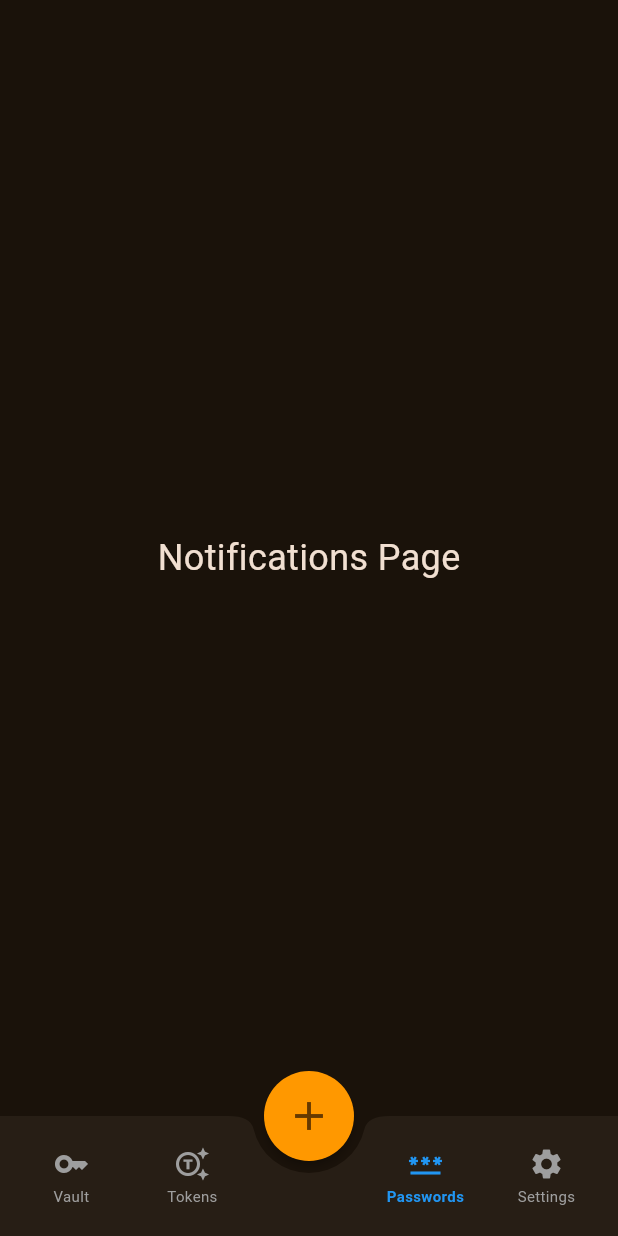
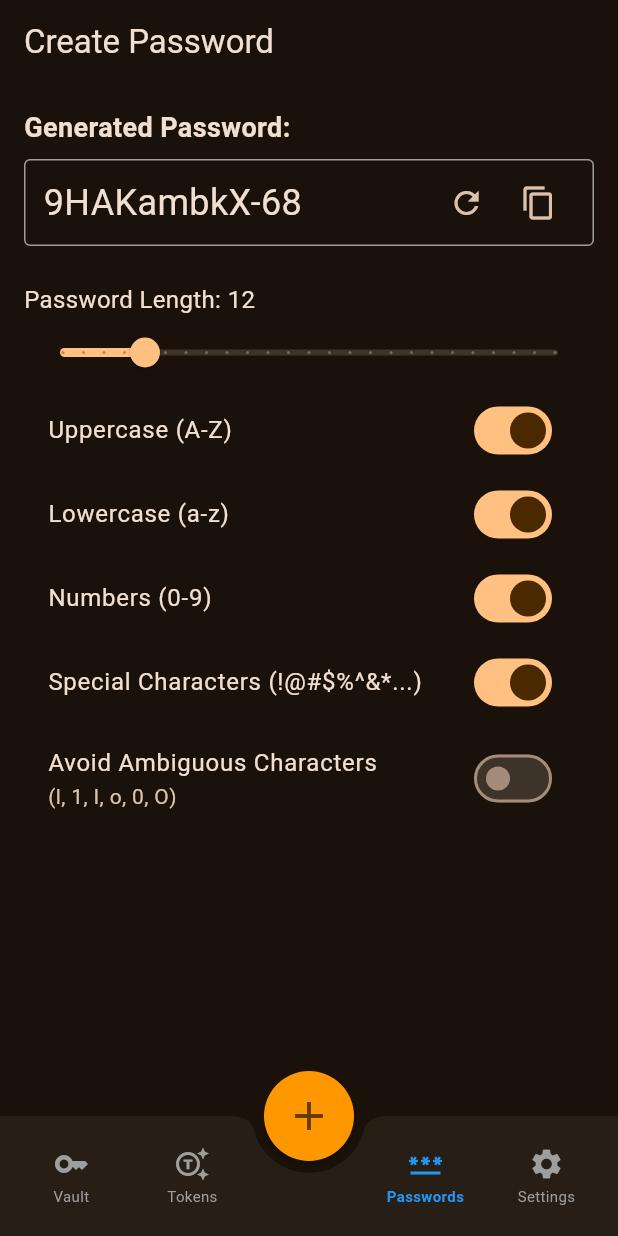
Before and after one commit to NorthernCaptain/passwordy, a Flutter app: the HomeScreen screen opened directly, item 3 of the bottom bar chosen, on a phone screen of 412 x 824 dp. Run offline on Flutter 3.47's test engine with Material 3 defaults, Android fonts, the phone set to English and light mode, and no system bars; our stand-ins replace drift, email_validator, flutter_colorpicker, flutter_secure_storage, local_auth, logger and 2 more; missing offline and left inert: base32, dart:ffi, local_auth_android, qr_code_scanner, sqlcipher_flutter_libs, sqlite3; accounts and stored records are empty; generated files the repository leaves out were written again.

Commit message:
added password generator screen

```diff
--- /dev/null
+++ b/lib/screens/create_password.dart
@@ -0,0 +1,275 @@
+import 'package:flutter/material.dart';
+import 'package:flutter/services.dart';
+import 'package:passwordy/screens/add_secret_screen.dart';
+import 'package:passwordy/service/db/database.dart';
+import 'package:passwordy/service/db/db_vault.dart';
+import 'package:passwordy/service/preferences.dart';
+import 'dart:math';
+
+import 'package:passwordy/widgets/add_options_state.dart';
+import 'package:passwordy/widgets/new_item_chooser.dart';
+
+class CreatePasswordScreen extends AddOptionsWidget {
+  final bool useSaveButton;
+  CreatePasswordScreen({super.key, this.useSaveButton = false});
+
+  @override
+  _CreatePasswordScreenState createState() => _CreatePasswordScreenState();
+}
+
+class _CreatePasswordScreenState extends State<CreatePasswordScreen>
+    with KeyedAddOptionsState<CreatePasswordScreen> {
+  final prefs = Preferences.instance.prefs;
+  String generatedPassword = '';
+  int passwordLength = 12;
+  bool useUppercase = true;
+  bool useLowercase = true;
+  bool useDigits = true;
+  bool useSpecialChars = true;
+  bool omitAmbiguous = false;
+
+  final String uppercaseChars = 'ABCDEFGHIJKLMNOPQRSTUVWXYZ';
+  final String lowercaseChars = 'abcdefghijklmnopqrstuvwxyz';
+  final String digitChars = '0123456789';
+  final String specialChars = '!@#\$%^&*()_+-=[]{};:,.<>?';
+  final String ambiguousChars = 'l1Io0O';
+
+  @override
+  void initState() {
+    super.initState();
+    passwordLength = prefs.getInt('passwordLength') ?? passwordLength;
+    useUppercase = prefs.getBool('useUppercase') ?? useUppercase;
+    useLowercase = prefs.getBool('useLowercase') ?? useLowercase;
+    useDigits = prefs.getBool('useDigits') ?? useDigits;
+    useSpecialChars = prefs.getBool('useSpecialChars') ?? useSpecialChars;
+    omitAmbiguous = prefs.getBool('omitAmbiguous') ?? omitAmbiguous;
+
+    generatePassword();
+  }
+
+  Future<void> savePrefs() async {
+    await prefs.setInt('passwordLength', passwordLength);
+    await prefs.setBool('useUppercase', useUppercase);
+    await prefs.setBool('useLowercase', useLowercase);
+    await prefs.setBool('useDigits', useDigits);
+    await prefs.setBool('useSpecialChars', useSpecialChars);
+    await prefs.setBool('omitAmbiguous', omitAmbiguous);
+  }
+
+  void generatePassword() {
+    String chars = '';
+    String letters = '';
+    String digits = '';
+    String specialChars = '';
+    if (useUppercase) letters += uppercaseChars;
+    if (useLowercase) letters += lowercaseChars;
+    if (useDigits) digits += digitChars;
+    if (useSpecialChars) specialChars += this.specialChars;
+    if (omitAmbiguous) {
+      letters = letters.replaceAll(RegExp('[$ambiguousChars]'), '');
+      digits = digits.replaceAll(RegExp('[$ambiguousChars]'), '');
+    }
+
+    if (letters + digits + specialChars == '') {
+      setState(() {
+        generatedPassword = 'Select at least one character type';
+      });
+      return;
+    }
+
+    final random = Random.secure();
+    final parts = <String>[];
+    int leftChars = passwordLength;
+    if (specialChars.isNotEmpty) {
+      final specialCharsCount = random.nextInt(passwordLength ~/ 8)  + 1;
+      parts.addAll(List.generate(
+          specialCharsCount, (_) => specialChars[random.nextInt(
+          specialChars.length)]));
+      leftChars -= specialCharsCount;
+    }
+    if (digits.isNotEmpty) {
+      final digitsCount = random.nextInt(passwordLength ~/ 4) + 1;
+      parts.addAll(List.generate(
+          digitsCount, (_) => digits[random.nextInt(digits.length)]));
+      leftChars -= digitsCount;
+    }
+
+    if (letters.isNotEmpty) {
+      final lettersCount = leftChars;
+      parts.addAll(List.generate(
+          lettersCount, (_) => letters[random.nextInt(letters.length)]));
+      leftChars -= lettersCount;
+    }
+    chars = letters + digits + specialChars;
+
+    if (leftChars > 0) {
+      parts.addAll(
+          List.generate(leftChars, (_) => chars[random.nextInt(chars.length)]));
+    }
+    final passwordChars = List.generate(passwordLength, (_) {
+      final idx = random.nextInt(parts.length);
+      final char = parts[idx];
+      parts.removeAt(idx);
+      return char;
+    });
+    setState(() {
+      generatedPassword = passwordChars.join();
+    });
+  }
+
+  void copyToClipboard() {
+    Clipboard.setData(ClipboardData(text: generatedPassword)).then((_) {
+      ScaffoldMessenger.of(context).showSnackBar(
+        const SnackBar(content: Text('Password copied to clipboard')),
+      );
+    });
+  }
+
+  @override
+  Widget build(BuildContext context) {
+    return Scaffold(
+      appBar: AppBar(
+        title: const Text('Create Password'),
+        actions: widget.useSaveButton ? [
+          IconButton(
+            icon: const Icon(Icons.save),
+            onPressed: () => Navigator.pop(context, {'password': generatedPassword}),
+          ),
+        ] : [],
+      ),
+      body: SingleChildScrollView(
+        padding: const EdgeInsets.all(16.0),
+        child: Column(
+          crossAxisAlignment: CrossAxisAlignment.start,
+          children: [
+            const Text(
+              'Generated Password:',
+              style: TextStyle(fontSize: 18, fontWeight: FontWeight.bold),
+            ),
+            const SizedBox(height: 8),
+            Container(
+              padding: const EdgeInsets.symmetric(horizontal: 12, vertical: 4),
+              decoration: BoxDecoration(
+                border: Border.all(color: Colors.grey),
+                borderRadius: BorderRadius.circular(4),
+              ),
+              child: Row(
+                children: [
+                  Expanded(
+                    child: Text(
+                      generatedPassword,
+                      style: const TextStyle(fontSize: 24),
+                    ),
+                  ),
+                  IconButton(
+                    icon: const Icon(Icons.refresh),
+                    onPressed: generatePassword,
+                    tooltip: 'Regenerate Password',
+                  ),
+                  IconButton(
+                    icon: const Icon(Icons.copy),
+                    onPressed: copyToClipboard,
+                    tooltip: 'Copy to Clipboard',
+                  ),
+                ],
+              ),
+            ),
+            const SizedBox(height: 24),
+            Text(
+              'Password Length: $passwordLength',
+              style: const TextStyle(fontSize: 16),
+            ),
+            Slider(
+              value: passwordLength.toDouble(),
+              min: 8,
+              max: 32,
+              divisions: 24,
+              onChanged: (value) {
+                setState(() {
+                  passwordLength = value.round();
+                  savePrefs();
+                });
+                generatePassword();
+              },
+            ),
+            SwitchListTile(
+              title: const Text('Uppercase (A-Z)'),
+              value: useUppercase,
+              onChanged: (value) {
+                setState(() {
+                  useUppercase = value;
+                  savePrefs();
+                });
+                generatePassword();
+              },
+            ),
+            SwitchListTile(
+              title: const Text('Lowercase (a-z)'),
+              value: useLowercase,
+              onChanged: (value) {
+                setState(() {
+                  useLowercase = value;
+                  savePrefs();
+                });
+                generatePassword();
+              },
+            ),
+            SwitchListTile(
+              title: const Text('Numbers (0-9)'),
+              value: useDigits,
+              onChanged: (value) {
+                setState(() {
+                  useDigits = value;
+                  savePrefs();
+                });
+                generatePassword();
+              },
+            ),
+            SwitchListTile(
+              title: const Text('Special Characters (!@#\$%^&*...)'),
+              value: useSpecialChars,
+              onChanged: (value) {
+                setState(() {
+                  useSpecialChars = value;
+                  savePrefs();
+                });
+                generatePassword();
+              },
+            ),
+            SwitchListTile(
+              title: const Text('Avoid Ambiguous Characters'),
+              subtitle: const Text('(l, 1, I, o, 0, O)'),
+              value: omitAmbiguous,
+              onChanged: (value) {
+                setState(() {
+                  omitAmbiguous = value;
+                  savePrefs();
+                });
+                generatePassword();
+              },
+            ),
+          ],
+        ),
+      ),
+    );
+  }
+
+  @override
+  void showAddOptions(BuildContext context) {
+    showModalBottomSheet(
+      context: context,
+      shape: const RoundedRectangleBorder(
+        borderRadius: BorderRadius.vertical(top: Radius.circular(20)),
+      ),
+      builder: (BuildContext context) {
+        return NewItemChooser(
+          vault: Vault.vault,
+          onItemSelected: (Template item) {
+            // Handle the selected item
+            Navigator.push(context, MaterialPageRoute(builder: (_) => AddSecretScreen(template: item)));
+          },
+        );
+      },
+    );
+  }
+}
--- a/lib/screens/home_screen.dart
+++ b/lib/screens/home_screen.dart
@@ -1,4 +1,5 @@
 import 'package:flutter/material.dart';
+import 'package:passwordy/screens/create_password.dart';
 import 'package:passwordy/screens/vault_list_screen.dart';
 import 'package:passwordy/service/db/db_vault.dart';
 import 'package:passwordy/service/utils.dart';
@@ -19,7 +20,7 @@ class _HomeScreenState extends State<HomeScreen> {
   final List<Widget> _pages = [
     VaultListScreen(),
     AuthenticatorScreen(vault: Vault.vault,),
-    const NotificationsPage(),
+    CreatePasswordScreen(),
     const ProfilePage(),
   ];
 
--- a/lib/screens/select_icon.dart
+++ b/lib/screens/select_icon.dart
@@ -10,10 +10,10 @@ class SelectIconScreen extends StatefulWidget {
   final String? initialColor;
 
   const SelectIconScreen({
-    Key? key,
+    super.key,
     this.initialIconName,
     this.initialColor
-  }) : super(key: key);
+  });
 
   @override
   _SelectIconScreenState createState() => _SelectIconScreenState();
--- a/lib/screens/splash_screen.dart
+++ b/lib/screens/splash_screen.dart
@@ -1,5 +1,6 @@
 import 'package:flutter/material.dart';
 import 'package:passwordy/screens/login_screen.dart';
+import 'package:passwordy/service/preferences.dart';
 import 'master_password.dart';
 import '../service/auth_service.dart';
 
@@ -15,7 +16,9 @@ class _SplashScreenState extends State<SplashScreen> {
   @override
   void initState() {
     super.initState();
-    _checkAuth();
+    Preferences.instance.init().then((_) {
+      _checkAuth();
+    });
   }
 
   void _checkAuth() async {
--- a/lib/screens/totp_list_screen.dart
+++ b/lib/screens/totp_list_screen.dart
@@ -5,7 +5,6 @@ import 'package:passwordy/service/db/datavalues_dao.dart';
 import 'package:passwordy/service/db/db_vault.dart';
 import 'dart:async';
 import 'package:passwordy/service/totp.dart';
-import 'package:passwordy/screens/qr_code_reader.dart';
 import 'package:passwordy/service/utils.dart';
 import 'package:passwordy/widgets/add_options_state.dart';
 import 'package:passwordy/widgets/empty_state.dart';
--- /dev/null
+++ b/lib/service/preferences.dart
@@ -0,0 +1,12 @@
+
+import 'package:shared_preferences/shared_preferences.dart';
+
+class Preferences {
+  static final Preferences instance = Preferences();
+
+  late SharedPreferences prefs;
+
+  Future<void> init() async {
+    prefs = await SharedPreferences.getInstance();
+  }
+}
--- a/lib/widgets/display/display_otp.dart
+++ b/lib/widgets/display/display_otp.dart
@@ -1,4 +1,3 @@
-import 'package:flutter/cupertino.dart';
 import 'package:flutter/material.dart';
 import 'package:flutter/services.dart';
 import 'package:passwordy/service/db/datavalues_dao.dart';
--- a/lib/widgets/edit/otp_edit.dart
+++ b/lib/widgets/edit/otp_edit.dart
@@ -2,7 +2,6 @@ import 'package:flutter/material.dart';
 import 'package:passwordy/screens/qr_code_reader.dart';
 import 'package:passwordy/service/totp.dart';
 import 'package:passwordy/widgets/edit/edit_detail_row.dart';
-import 'package:passwordy/widgets/edit/text_edit.dart';
 
 class OTPEdit extends EditDetailRow<OTPEditState> {
   @override
--- a/lib/widgets/edit/password_edit.dart
+++ b/lib/widgets/edit/password_edit.dart
@@ -1,4 +1,5 @@
 import 'package:flutter/material.dart';
+import 'package:passwordy/screens/create_password.dart';
 import 'package:passwordy/widgets/edit/text_edit.dart';
 
 class PasswordEdit extends TextEdit {
@@ -15,9 +16,19 @@ class PasswordEditState extends TextEditState {
       IconButton(
         icon: const Icon(Icons.password),
         onPressed: () {
-          setState(() {
-          });
-        },
+          Navigator.of(context).push(
+            MaterialPageRoute(
+              builder: (context) => CreatePasswordScreen(useSaveButton: true,),
+            ),
+          ).then((value) {
+            if (value != null && value["password"] != null) {
+              setState(() {
+                controller.text = value["password"];
+              });
+            }
+          },
+          );
+        }
       ),
     ];
   }
--- a/pubspec.yaml
+++ b/pubspec.yaml
@@ -49,6 +49,7 @@ dependencies:
   qr_code_scanner: ^1.0.1
   email_validator: ^3.0.0
   flutter_colorpicker: ^1.1.0
+  shared_preferences: ^2.3.2
 dev_dependencies:
   flutter_test:
     sdk: flutter
```
Also changed, not shown: pubspec.lock, 1 other file.
